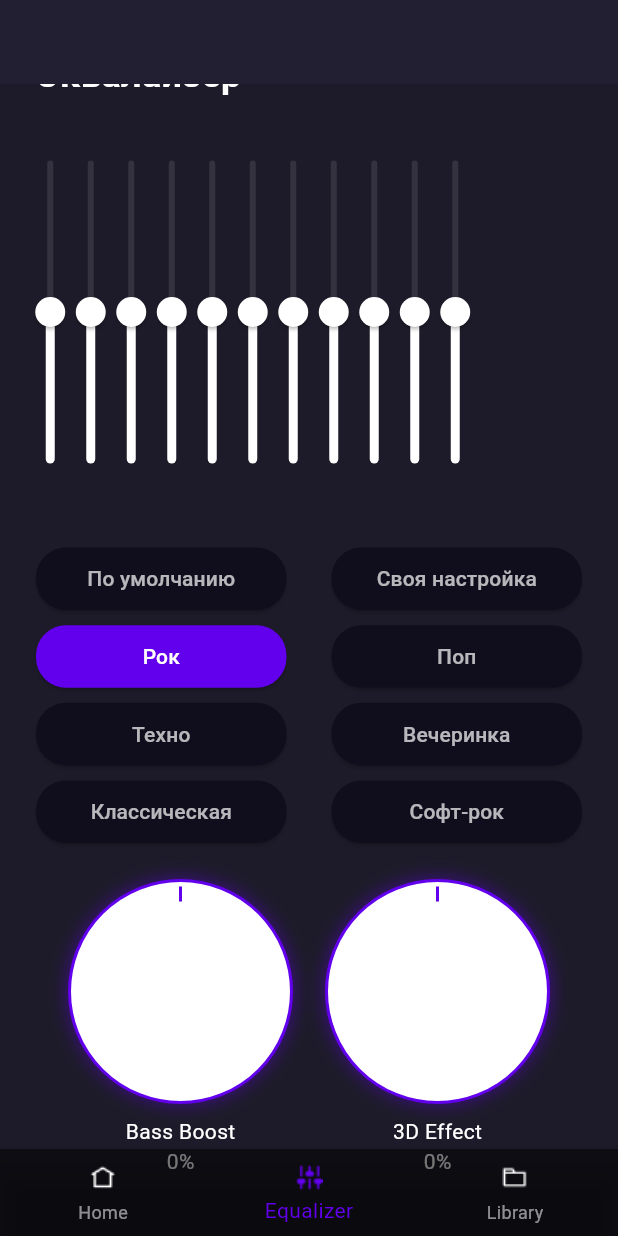
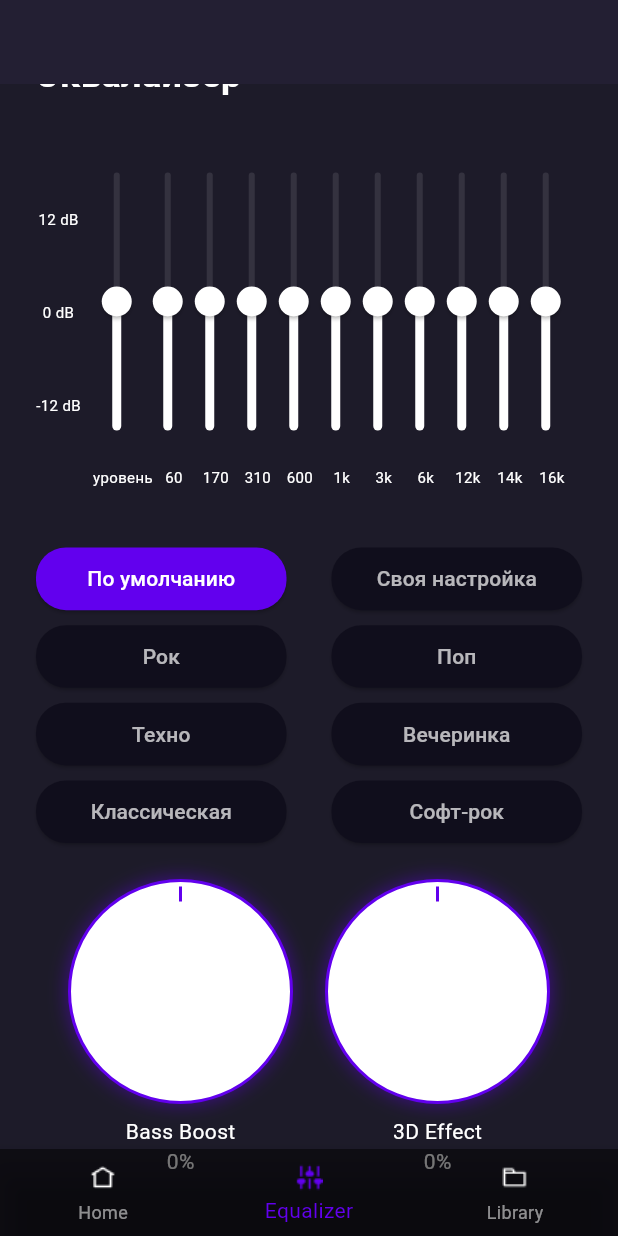
Before and after one commit to Inconsp1cuous/bassify, a Flutter app: the screen it shows after launch, scrolled down 39 dp, on a phone screen of 412 x 824 dp. Run offline on Flutter 3.47's test engine with Material 3 defaults, Android fonts, the phone set to English and light mode, and no system bars; Roboto replaces fonts that are missing (OpenSans).

Commit message:
fix: финальная версия, изменен стиль позунков

```diff
--- a/lib/screens/equalizer_screen.dart
+++ b/lib/screens/equalizer_screen.dart
@@ -18,7 +18,10 @@ class _EqualizerScreenState extends State<EqualizerScreen> {
   double _threeDEffectValue = 0;
 
   // Выбранная настройка
-  String _selectedSetting = 'Рок';
+  String _selectedSetting = 'По умолчанию';
+
+  // Цвет триггера
+  static const Color triggerColor = Color(0xFF999595);
 
   @override
   Widget build(BuildContext context) {
@@ -27,7 +30,7 @@ class _EqualizerScreenState extends State<EqualizerScreen> {
     double phoneHeight = 917;
 
     return Scaffold(
-      backgroundColor: const Color(0xFF1D1B29), // Фон как на home_page
+      backgroundColor: const Color(0xFF1D1B29),
       body: Center(
         child: Container(
           width: phoneWidth,
@@ -39,7 +42,6 @@ class _EqualizerScreenState extends State<EqualizerScreen> {
                 appBar: AppBar(
                   backgroundColor: const Color(0xFF1D1B29),
                   elevation: 0,
-
                 ),
                 body: SingleChildScrollView(
                   padding: const EdgeInsets.symmetric(horizontal: 24, vertical: 16),
@@ -60,18 +62,61 @@ class _EqualizerScreenState extends State<EqualizerScreen> {
 
                       // Фрейм для регулирования эквалайзера
                       Container(
-                        width: 350,
+                        width: 410,
                         height: 250,
                         decoration: BoxDecoration(
-                          color: Color(0xFF1D1B29),
+                          color: const Color(0xFF1D1B29),
                           borderRadius: BorderRadius.circular(12),
                         ),
+                        child: Row(
+                          children: [
+                            // Столбец с текстом "12 dB", "0 dB", "-12 dB"
+                            Column(
+                              mainAxisAlignment: MainAxisAlignment.spaceBetween,
+                              children: const [
+                                SizedBox(height: 8), // Отступ сверху
+                                Text(
+                                  '12 dB',
+                                  style: TextStyle(
+                                    fontSize: 10,
+                                    fontWeight: FontWeight.normal,
+                                    fontFamily: 'OpenSans',
+                                    color: Colors.white,
+                                  ),
+                                ),
+                                Text(
+                                  '0 dB',
+                                  style: TextStyle(
+                                    fontSize: 10,
+                                    fontWeight: FontWeight.normal,
+                                    fontFamily: 'OpenSans',
+                                    color: Colors.white,
+                                  ),
+                                ),
+                                Text(
+                                  '-12 dB',
+                                  style: TextStyle(
+                                    fontSize: 10,
+                                    fontWeight: FontWeight.normal,
+                                    fontFamily: 'OpenSans',
+                                    color: Colors.white,
+                                  ),
+                                ),
+                                SizedBox(height: 8), // Отступ снизу
+                              ],
+                            ),
+                            const SizedBox(width: 8),
+                            // Остальные столбцы с ползунками и цифрами
+                            Expanded(
                               child: ListView.builder(
                                 scrollDirection: Axis.horizontal,
                                 itemCount: _levels.length,
                                 itemBuilder: (context, index) {
-                            return _buildEqualizerSlider(index);
+                                  return _buildEqualizerSliderWithLabel(index);
                                 },
+                              ),
+                            ),
+                          ],
                         ),
                       ),
                       const SizedBox(height: 24),
@@ -221,12 +266,17 @@ class _EqualizerScreenState extends State<EqualizerScreen> {
     );
   }
 
-  // Виджет для отображения ползунка эквалайзера
-  Widget _buildEqualizerSlider(int index) {
-    return Padding(
+  // Виджет для отображения ползунка эквалайзера с текстовой меткой
+  Widget _buildEqualizerSliderWithLabel(int index) {
+    return Column(
+      mainAxisAlignment: MainAxisAlignment.end,
+      children: [
+        // Ползунок
+        Padding(
           padding: const EdgeInsets.only(right: 8), // Расстояние между линиями 8 пикселей
           child: Container(
-        width: 19,
+            width: 20,
+            height: 220,
             child: RotatedBox(
               quarterTurns: 3, // Поворачиваем ползунок на 90 градусов
               child: Slider(
@@ -240,12 +290,53 @@ class _EqualizerScreenState extends State<EqualizerScreen> {
                 },
                 activeColor: Colors.white, // Белый цвет ползунка
                 inactiveColor: Colors.white.withOpacity(0.1),
-            thumbColor: Colors.white, // Белый цвет бегунка
-            overlayColor: MaterialStateProperty.all(Colors.white.withOpacity(0.1)),
+                thumbColor: Colors.white, // Цвет триггера #999595
+                overlayColor: MaterialStateProperty.all(Color(0xFF5F20DD).withOpacity(0.1)),
               ),
             ),
           ),
+        ),
+        // Текст под ползунком
+        Text(
+          index == 0 ? 'уровень' : _getFrequencyLabel(index),
+          style: const TextStyle(
+            fontSize: 10,
+            fontWeight: FontWeight.normal,
+            fontFamily: 'OpenSans',
+            color: Colors.white,
+          ),
+        ),
+        const SizedBox(height: 8),
+      ],
     );
+  }
+
+  // Метод для получения текстовой метки частоты
+  String _getFrequencyLabel(int index) {
+    switch (index) {
+      case 1:
+        return '60';
+      case 2:
+        return '170';
+      case 3:
+        return '310';
+      case 4:
+        return '600';
+      case 5:
+        return '1k';
+      case 6:
+        return '3k';
+      case 7:
+        return '6k';
+      case 8:
+        return '12k';
+      case 9:
+        return '14k';
+      case 10:
+        return '16k';
+      default:
+        return '';
+    }
   }
 
   // Виджет для отображения секции настроек
```
Lines whose indentation alone changed are shown as unchanged.
